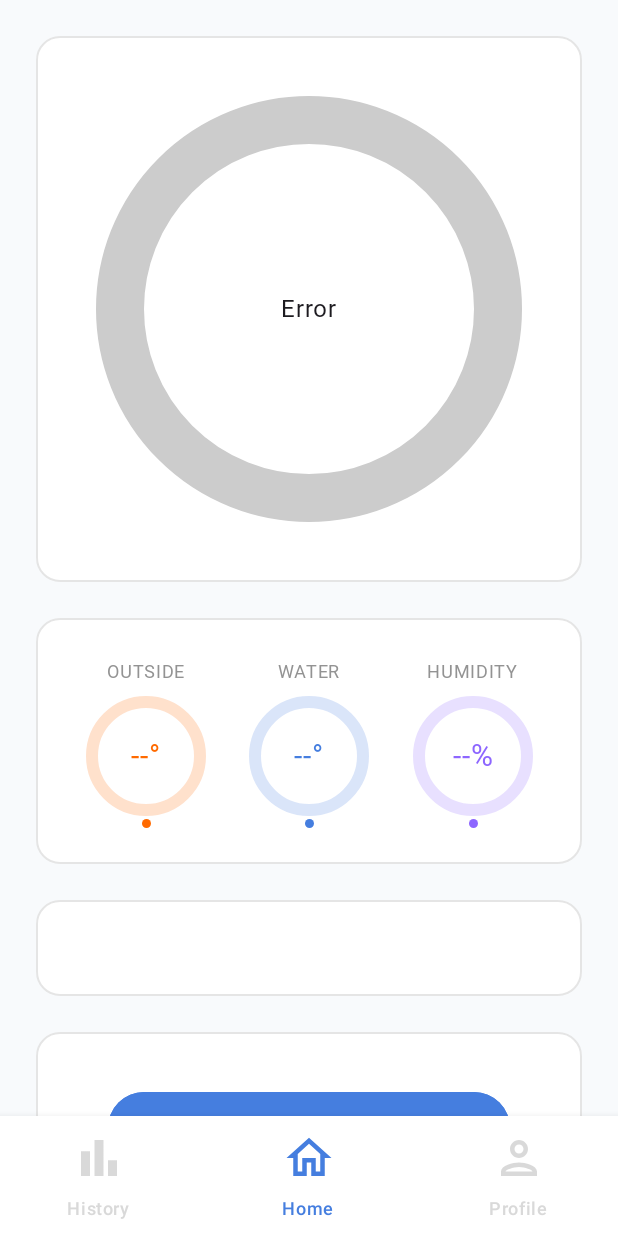
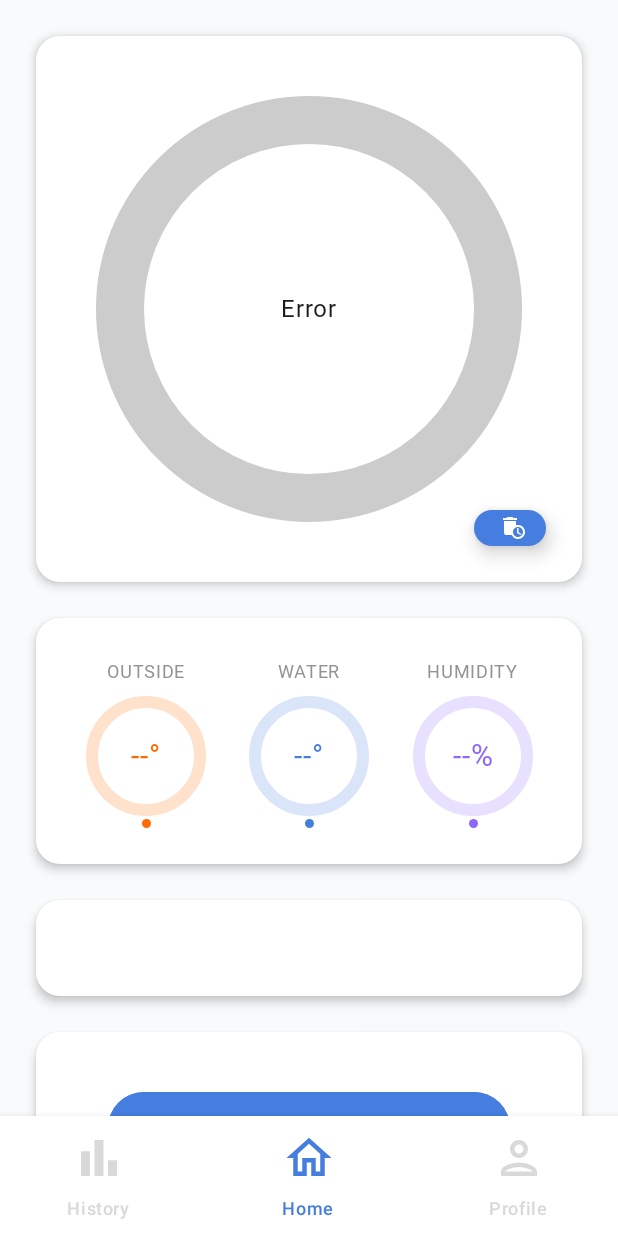
Before and after one commit to CS30500/FrontEnd, an Android app built with Jetpack Compose: the MainScreen screen opened through its navigation route, on a phone screen of 412 x 824 dp. Run offline under Robolectric (Android 15) with nearby library versions, the phone set to English and light mode, and no system bars; Roboto replaces fonts that are not available here.

Commit message:
Refactor UI elements and add dirty water indicator
This commit introduces several UI enhancements and a new feature for indicating dirty water.

Key changes:
- HomeScreen:
    - Added a "Change Water" button with an icon.
    - Applied shadow elevation to card-like elements.
    - Removed borders from card-like elements for a cleaner look.
- ProfileScreen:
    - Replaced the profile image with an `AccountCircle` icon.
    - Changed the "Save" text button to an `IconButton` with a save icon in `EditableCardLayout`.
    - Added spacing below the `PersonalInfoCardWithStyle` in `ProfileScreenCore`.
- HomeComponents:
    - Modified `DailyProgress` to change arc color to red if `state.dirtyWater` is true.
- HomeState:
    - Added `dirtyWater` boolean field.
- HomeAction:
    - Added `ChangeWater` action.
- HomeViewModel:
    - Implemented logic to toggle `dirtyWater` state on `ChangeWater` action.

```diff
--- a/app/src/main/java/com/example/smartbottle/profile/presentation/ProfileScreenCore.kt
+++ b/app/src/main/java/com/example/smartbottle/profile/presentation/ProfileScreenCore.kt
@@ -41,6 +41,7 @@ fun ProfileScreenCore(
                 NotificationCardWithStyle(state, onAction)
                 Spacer(modifier = Modifier.height(16.dp))
                 PersonalInfoCardWithStyle(profile)
+                Spacer(modifier = Modifier.height(16.dp))
             }
         }
     }
--- a/app/src/main/java/com/example/smartbottle/water/presentation/HomeAction.kt
+++ b/app/src/main/java/com/example/smartbottle/water/presentation/HomeAction.kt
@@ -1,4 +1,5 @@
 package com.example.smartbottle.water.presentation
 
 sealed interface HomeAction {
+    data object ChangeWater :HomeAction
 }
--- a/app/src/main/java/com/example/smartbottle/water/presentation/HomeComponents.kt
+++ b/app/src/main/java/com/example/smartbottle/water/presentation/HomeComponents.kt
@@ -46,7 +46,7 @@ fun DailyProgress(state: HomeState) {
             )
             // Draw progress arc
             drawArc(
-                color = Color(0xFF3B82F6),
+                color = if(state.dirtyWater) Color(0xFFFF1C1C) else Color(0xFF3B82F6),
                 startAngle = -90f, sweepAngle = 360f * progress, useCenter = false,
                 style = stroke
             )
--- a/app/src/main/java/com/example/smartbottle/water/presentation/HomeScreen.kt
+++ b/app/src/main/java/com/example/smartbottle/water/presentation/HomeScreen.kt
@@ -8,11 +8,17 @@ import androidx.compose.foundation.rememberScrollState
 import androidx.compose.foundation.shape.CircleShape
 import androidx.compose.foundation.shape.RoundedCornerShape
 import androidx.compose.foundation.verticalScroll
+import androidx.compose.material.icons.Icons
+import androidx.compose.material.icons.filled.AutoDelete
+import androidx.compose.material.icons.filled.Image
 import androidx.compose.material3.Button
+import androidx.compose.material3.ButtonDefaults
+import androidx.compose.material3.Icon
 import androidx.compose.material3.Text
 import androidx.compose.runtime.Composable
 import androidx.compose.ui.Alignment
 import androidx.compose.ui.Modifier
+import androidx.compose.ui.draw.shadow
 import androidx.compose.ui.graphics.Color
 import androidx.compose.ui.platform.LocalContext
 import androidx.compose.ui.tooling.preview.Preview
@@ -58,21 +64,57 @@ private fun HomeScreenCore(
         ) {
             Box(
                 modifier = Modifier
+                    .shadow(
+                        elevation = 4.dp,
+                        shape = RoundedCornerShape(16.dp),
+                        clip = false
+                    )
                     .fillMaxWidth()
                     .fillMaxHeight()
-                    .border(1.dp, Color(0x1A000000), RoundedCornerShape(16.dp))
+//                    .border(1.dp, Color(0x1A000000), RoundedCornerShape(16.dp))
                     .background(Color.White, RoundedCornerShape(16.dp))
                     .padding(horizontal = 24.dp, vertical = 24.dp)
+
             ) {
                 DailyProgress(state)
+
+                Button(
+                    onClick = { onAction(HomeAction.ChangeWater)},
+                    modifier = Modifier
+                        .width(48.dp)
+                        .height(24.dp)
+                        .align(Alignment.BottomEnd),
+                    colors = ButtonDefaults.buttonColors(
+                        containerColor = Color(0xFF457EDF),
+                        contentColor = Color.White
+                    ),
+                    shape = CircleShape,
+                    contentPadding = PaddingValues(
+                    ),
+                    elevation = ButtonDefaults.buttonElevation(
+                        defaultElevation = 8.dp
+                    )
+                ){
+                    Icon(
+                        Icons.Default.AutoDelete,
+                        contentDescription = "Change Water",
+                        modifier = Modifier.padding(start = 5.dp, end = 0.dp, top = 4.dp, bottom = 4.dp)
+                    )
+                }
             }
+
 
             Spacer(Modifier.height(24.dp))
 
             Box(
                 modifier = Modifier
+                    .shadow(
+                        elevation = 4.dp,
+                        shape = RoundedCornerShape(16.dp),
+                        clip = false
+                    )
                     .fillMaxWidth()
-                    .border(1.dp, Color(0x1A000000), RoundedCornerShape(16.dp))
+//                    .border(1.dp, Color(0x1A000000), RoundedCornerShape(16.dp))
                     .background(Color.White, RoundedCornerShape(16.dp))
                     .padding(horizontal = 0.dp, vertical = 24.dp)
             ) {
@@ -91,8 +133,13 @@ private fun HomeScreenCore(
 
             Box(
                 modifier = Modifier
+                    .shadow(
+                        elevation = 4.dp,
+                        shape = RoundedCornerShape(16.dp),
+                        clip = false
+                    )
                     .fillMaxWidth()
-                    .border(1.dp, Color(0x1A000000), RoundedCornerShape(16.dp))
+//                    .border(1.dp, Color(0x1A000000), RoundedCornerShape(16.dp))
                     .background(Color.White, RoundedCornerShape(16.dp))
                     .padding(horizontal = 32.dp, vertical = 32.dp)
             ) {
@@ -102,8 +149,13 @@ private fun HomeScreenCore(
 
             Box(
                 modifier = Modifier
+                    .shadow(
+                        elevation = 4.dp,
+                        shape = RoundedCornerShape(16.dp),
+                        clip = false
+                    )
                     .fillMaxWidth()
-                    .border(1.dp, Color(0x1A000000), RoundedCornerShape(16.dp))
+//                    .border(1.dp, Color(0x1A000000), RoundedCornerShape(16.dp))
                     .background(Color.White, RoundedCornerShape(16.dp))
                     .padding(24.dp)
             ) {
--- a/app/src/main/java/com/example/smartbottle/water/presentation/HomeState.kt
+++ b/app/src/main/java/com/example/smartbottle/water/presentation/HomeState.kt
@@ -10,7 +10,8 @@ data class HomeState(
     val isError: Boolean = false,
     val dailyHydration: DailyHydration? = null,
     val environment: Environment? = null,
-    val reminders: List<Reminder> = emptyList()
+    val reminders: List<Reminder> = emptyList(),
+    val dirtyWater: Boolean = false
 )
 
 data class Reminder(
--- a/app/src/main/java/com/example/smartbottle/water/presentation/HomeViewModel.kt
+++ b/app/src/main/java/com/example/smartbottle/water/presentation/HomeViewModel.kt
@@ -22,6 +22,11 @@ class HomeViewModel (
     }
 
     fun onAction(action: HomeAction) {
+        when (action) {
+            is HomeAction.ChangeWater -> {
+                state = state.copy(dirtyWater = !state.dirtyWater)
+            }
+        }
     }
 
     private fun loadDailyHydration() {
```
Also changed, not shown: app/src/main/java/com/example/smartbottle/profile/presentation/components/EditableCardLayout.kt (+20 -4 lines), app/src/main/java/com/example/smartbottle/profile/presentation/components/ProfileCard.kt (+5 -2 lines).
